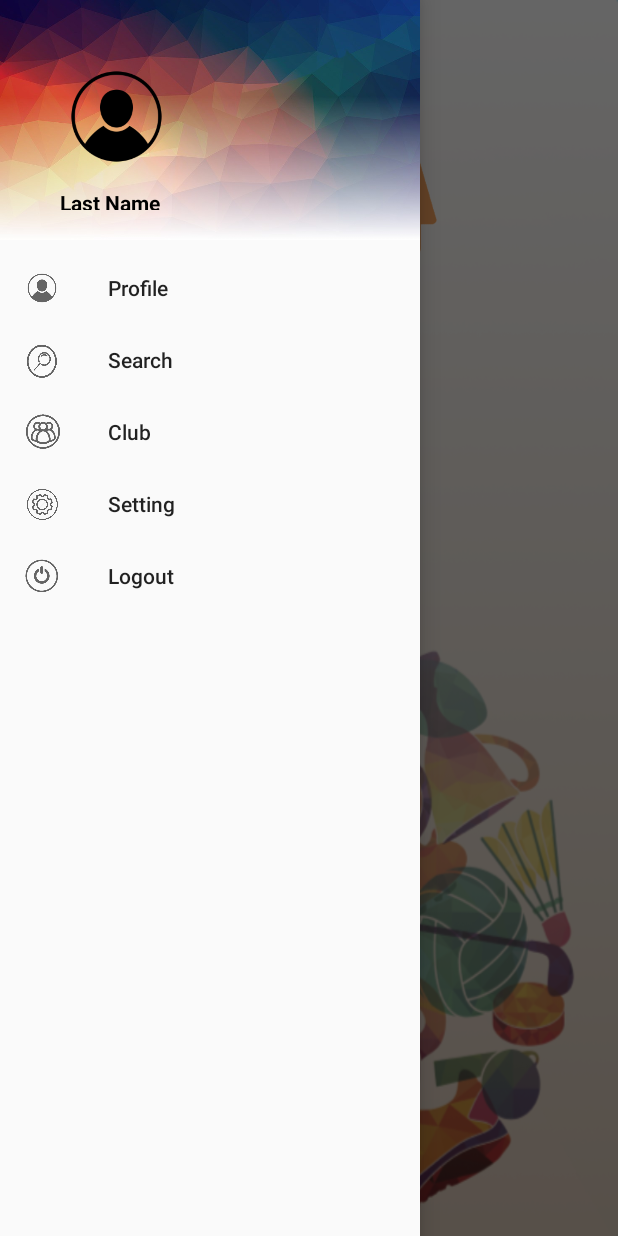
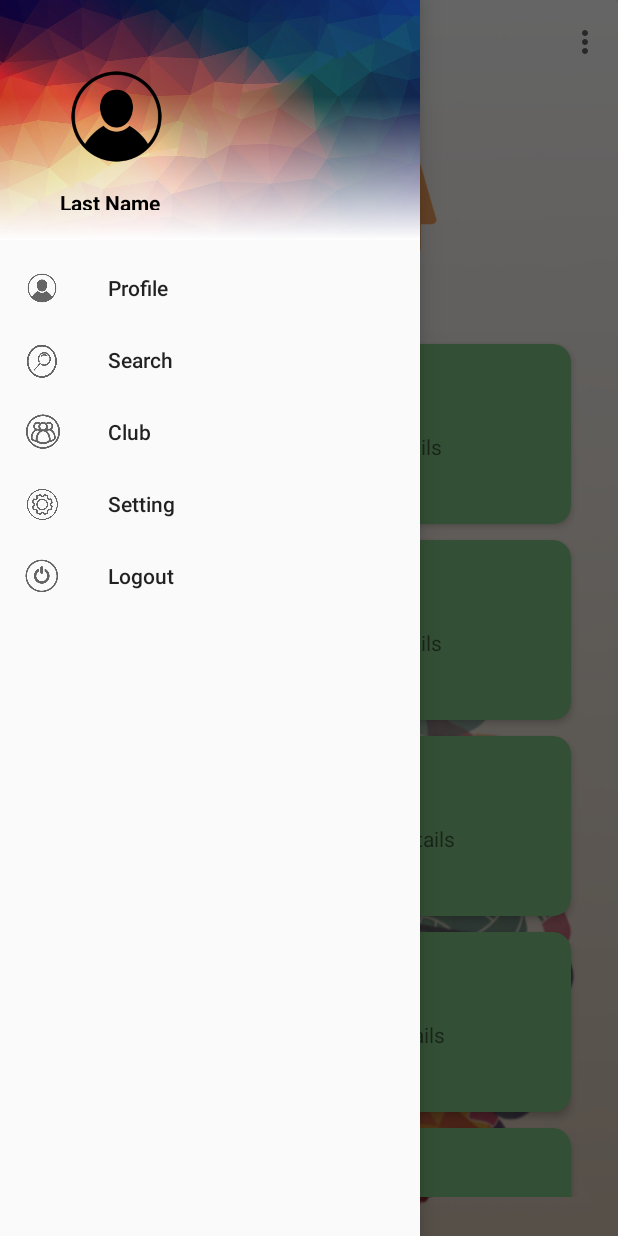
Before and after one commit to zachinaz/group-app-project, an Android app: the GroupMain screen opened directly, with no data from a screen before it, with the side drawer open, on a phone screen of 412 x 824 dp. Run offline under Robolectric (Android 15) with nearby library versions, the phone set to English and light mode, and no system bars.

Commit message:
group recycle view complete

```diff
--- a/Android_App/joiintheclub/app/src/main/AndroidManifest.xml
+++ b/Android_App/joiintheclub/app/src/main/AndroidManifest.xml
@@ -14,7 +14,7 @@
         android:theme="@style/AppTheme.NoActionBar"
         tools:ignore="AllowBackup,GoogleAppIndexingWarning">
         <activity
-            android:name=".FrontEnd.Group.cardView"
+            android:name=".FrontEnd.Group.RecycleAdapter"
             android:label="@string/title_activity_card_view"></activity>
         <activity
             android:name=".FrontEnd.Init.LoginActivity"
--- a/Android_App/joiintheclub/app/src/main/java/com/example/joiintheclub/FrontEnd/Group/GroupMain.java
+++ b/Android_App/joiintheclub/app/src/main/java/com/example/joiintheclub/FrontEnd/Group/GroupMain.java
@@ -9,7 +9,10 @@ import android.support.v4.view.GravityCompat;
 import android.support.v4.widget.DrawerLayout;
 import android.support.v7.app.ActionBarDrawerToggle;
 import android.support.v7.app.AppCompatActivity;
+import android.support.v7.widget.LinearLayoutManager;
+import android.support.v7.widget.RecyclerView;
 import android.support.v7.widget.Toolbar;
+import android.view.Menu;
 import android.view.MenuItem;
 
 import com.example.joiintheclub.FrontEnd.SearchGroup.SearchMain;
@@ -21,10 +24,26 @@ import com.example.joiintheclub.R;
 public class GroupMain extends AppCompatActivity
         implements NavigationView.OnNavigationItemSelectedListener {
 
+
+    RecyclerView recyclerView;
+    RecyclerView.LayoutManager layoutManager;
+    RecyclerView.Adapter adapter;
+
     @Override
     protected void onCreate(Bundle savedInstanceState) {
         super.onCreate(savedInstanceState);
         setContentView(R.layout.activity_group_main);
+
+        recyclerView = (RecyclerView) findViewById(R.id.recycle_view);
+        layoutManager = new LinearLayoutManager(this);
+        recyclerView.setLayoutManager(layoutManager);
+        recyclerView.setHasFixedSize(true);
+
+        adapter = new RecycleAdapter();
+        recyclerView.setAdapter(adapter);
+
+
+
         Toolbar toolbar = (Toolbar) findViewById(R.id.Gbar);
         setSupportActionBar(toolbar);
 
@@ -38,6 +57,14 @@ public class GroupMain extends AppCompatActivity
         NavigationView navigationView = (NavigationView) findViewById(R.id.groupNav);
         navigationView.setNavigationItemSelectedListener(this);
     }
+
+    @Override
+    public boolean onCreateOptionsMenu(Menu menu) {
+
+        getMenuInflater().inflate(R.menu.activity_main_drawer,menu);
+        return true;
+    }
+
 
     @Override
     public void onBackPressed() {
@@ -75,7 +102,7 @@ public class GroupMain extends AppCompatActivity
 
         }
 
-        DrawerLayout drawer = (DrawerLayout) findViewById(R.id.groupNav);
+        DrawerLayout drawer =  findViewById(R.id.groupNav);
         drawer.closeDrawer(GravityCompat.START);
         return true;
     }
--- /dev/null
+++ b/Android_App/joiintheclub/app/src/main/java/com/example/joiintheclub/FrontEnd/Group/RecycleAdapter.java
@@ -0,0 +1,115 @@
+package com.example.joiintheclub.FrontEnd.Group;
+
+import android.support.annotation.NonNull;
+import android.support.design.widget.Snackbar;
+import android.support.v7.widget.RecyclerView;
+import android.view.LayoutInflater;
+import android.view.View;
+import android.view.ViewGroup;
+import android.widget.ImageView;
+import android.widget.TextView;
+
+import com.example.joiintheclub.R;
+
+public class RecycleAdapter extends RecyclerView.Adapter<RecycleAdapter.ViewHolder> {
+
+  /*  ArrayList<GroupMain> arrayList = new ArrayList<>();
+    Context c;
+
+    RecycleAdapter(Context c, ArrayList<GroupMain> arrayList)
+    {
+        this.c=c;
+        this.arrayList =arrayList;
+    }*/
+
+
+    private String[] groupNames =
+            {
+                    "Group one",
+                    "Group two",
+                    "Group three",
+                    "Group four",
+                    "Group five",
+                    "Group six",
+                    "Group seven",
+                    "Group eight",
+                    "Group nine",
+            };
+
+    private String[] details =
+            {
+                    "Group one details",
+                    "Group two details",
+                    "Group three details",
+                    "Group four details",
+                    "Group five details",
+                    "Group six details",
+                    "Group seven details",
+                    "Group eight details",
+                    "Group nine details",
+            };
+
+    private int[] groupIcon =
+            {
+                    R.drawable.profile_icon,
+                    R.drawable.profile_icon,
+                    R.drawable.profile_icon,
+                    R.drawable.profile_icon,
+                    R.drawable.profile_icon,
+                    R.drawable.profile_icon,
+                    R.drawable.profile_icon,
+                    R.drawable.profile_icon,
+                    R.drawable.profile_icon,
+            };
+
+
+    @NonNull
+    @Override
+    public ViewHolder onCreateViewHolder(@NonNull ViewGroup viewGroup, int i) {
+        View v = LayoutInflater.from(viewGroup.getContext())
+                .inflate(R.layout.activity_card_view,viewGroup,false);
+        return new ViewHolder(v);
+    }
+
+    @Override
+    public void onBindViewHolder(@NonNull ViewHolder viewHolder, int i) {
+
+
+        viewHolder.groupName.setText(groupNames[i]);
+        viewHolder.groupDetail.setText(details[i]);
+        viewHolder.groupIcon.setImageResource(groupIcon[i]);
+
+    }
+
+    @Override
+    public int getItemCount() {
+        return groupNames.length;
+    }
+
+    public class ViewHolder extends RecyclerView.ViewHolder {
+
+        ImageView groupIcon;
+        TextView groupName;
+        TextView groupDetail;
+
+        ViewHolder(@NonNull View itemView) {
+            super(itemView);
+
+            groupIcon = itemView.findViewById(R.id.item_image);
+            groupName = itemView.findViewById(R.id.item_title);
+            groupDetail = itemView.findViewById(R.id.item_detail);
+
+            itemView.setOnClickListener(new View.OnClickListener() {
+                int position = getAdapterPosition();
+                @Override
+                public void onClick(View v) {
+                    Snackbar.make(v,"Click detected on item " + position,
+                            Snackbar.LENGTH_LONG)
+                            .setAction("Action",null).show();
+                }
+            });
+        }
+
+
+    }
+}
--- a/Android_App/joiintheclub/app/src/main/java/com/example/joiintheclub/FrontEnd/SearchGroup/SearchMain.java
+++ b/Android_App/joiintheclub/app/src/main/java/com/example/joiintheclub/FrontEnd/SearchGroup/SearchMain.java
@@ -75,7 +75,7 @@ public class SearchMain extends AppCompatActivity
 
         }
 
-        DrawerLayout drawer = (DrawerLayout) findViewById(R.id.search_drawer);
+        DrawerLayout drawer = findViewById(R.id.search_drawer);
         drawer.closeDrawer(GravityCompat.START);
         return true;
     }
--- a/Android_App/joiintheclub/app/src/main/java/com/example/joiintheclub/FrontEnd/UserProfile/UserProfileMain.java
+++ b/Android_App/joiintheclub/app/src/main/java/com/example/joiintheclub/FrontEnd/UserProfile/UserProfileMain.java
@@ -74,7 +74,7 @@ public class UserProfileMain extends AppCompatActivity
 
         }
 
-        DrawerLayout drawer = (DrawerLayout) findViewById(R.id.profileNav);
+        DrawerLayout drawer =  findViewById(R.id.profileNav);
         drawer.closeDrawer(GravityCompat.START);
         return true;
     }
--- a/Android_App/joiintheclub/app/src/main/res/layout/activity_group_main.xml
+++ b/Android_App/joiintheclub/app/src/main/res/layout/activity_group_main.xml
@@ -8,7 +8,8 @@
     android:layout_height="match_parent"
     tools:context=".FrontEnd.SearchGroup.SearchMain"
     android:fitsSystemWindows="true"
-    tools:openDrawer="start">
+    tools:openDrawer="start"
+    tools:ignore="ExtraText">
 
 
 
@@ -49,27 +50,35 @@
         </android.support.design.widget.AppBarLayout>
 
         <RelativeLayout
-            android:layout_width="match_parent"
-            android:layout_height="match_parent"
+            android:layout_width="0dp"
+            android:layout_height="0dp"
+            android:layout_marginStart="10dp"
+            android:layout_marginLeft="10dp"
+            android:layout_marginEnd="10dp"
+            android:layout_marginRight="10dp"
+            android:layout_marginBottom="10dp"
             android:paddingLeft="16dp"
+            android:paddingTop="16dp"
             android:paddingRight="16dp"
-            android:paddingTop="16dp"
             android:paddingBottom="16dp"
-            tools:context=".FrontEnd.Group.cardView">
+            android:visibility="visible"
+            app:layout_constraintBottom_toBottomOf="parent"
+            app:layout_constraintEnd_toEndOf="parent"
+            app:layout_constraintStart_toStartOf="parent"
+            app:layout_constraintTop_toBottomOf="@+id/group_icon"
+            tools:context=".FrontEnd.Group.GroupMain">
 
             <android.support.design.widget.CoordinatorLayout
                 android:layout_width="match_parent"
                 android:layout_height="match_parent"
                 android:fitsSystemWindows="true"
-                tools:context=".FrontEnd.Group.cardView" >
-            </android.support.design.widget.CoordinatorLayout>
+                tools:context=".FrontEnd.Group.GroupMain"></android.support.design.widget.CoordinatorLayout>
 
-            <view class="android.support.v7.app.AlertController$RecycleListView"
+            <view
                 android:id="@+id/recycle_view"
+                class="android.support.v7.widget.RecyclerView"
                 android:layout_width="match_parent"
-                android:layout_height="match_parent"
-                >
-            </view>
+                android:layout_height="match_parent"></view>
 
         </RelativeLayout>
 
```
Also changed, not shown: Android_App/joiintheclub/app/src/main/java/com/example/joiintheclub/FrontEnd/Group/cardView.java (deleted, +0 -16 lines), Android_App/joiintheclub/app/src/main/java/com/example/joiintheclub/FrontEnd/Init/LoginActivity.java (+6 -4 lines), Android_App/joiintheclub/app/src/main/res/layout/activity_card_view.xml (+15 -11 lines).
